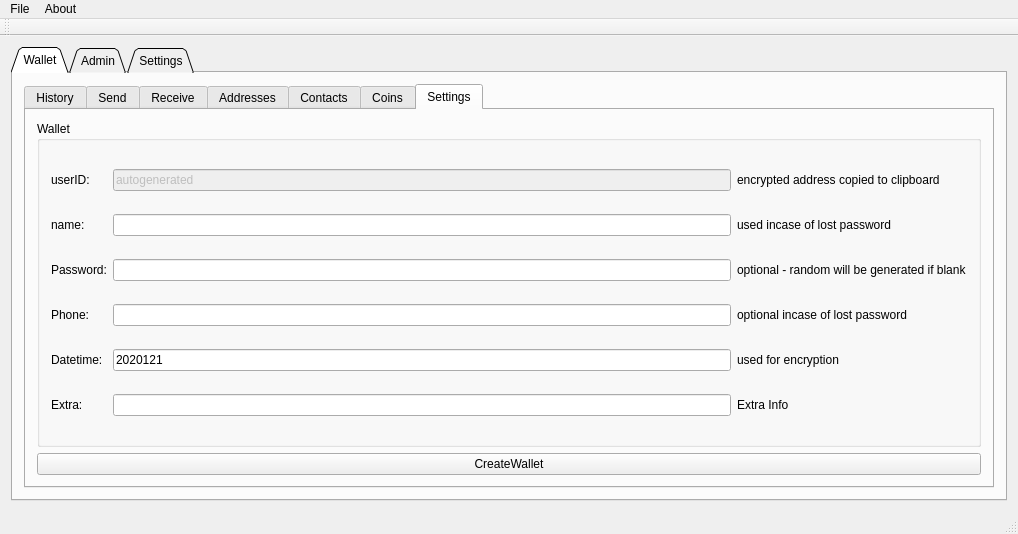
Old version of the form qtCoin/mainwindow.ui in the repository netpipe/EcoCoin.
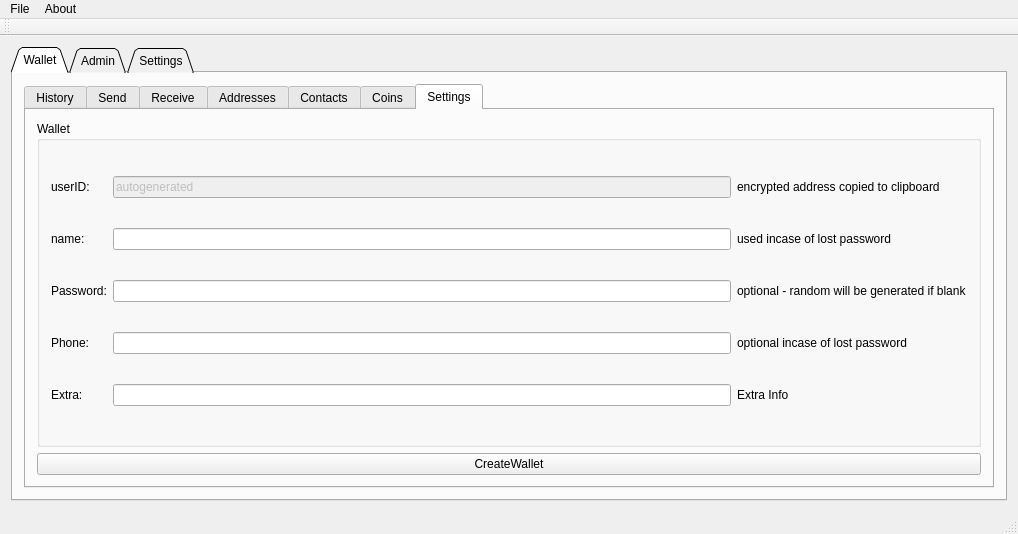
New version of the form. The open tabs and pages were chosen to show the change.

```diff
--- a/qtCoin/mainwindow.ui
+++ b/qtCoin/mainwindow.ui
@@ -664,7 +664,7 @@
                  </property>
                 </widget>
                </item>
-               <item row="5" column="0">
+               <item row="4" column="0">
                 <widget class="QLabel" name="label_40">
                  <property name="text">
                   <string>Extra:</string>
@@ -706,27 +706,13 @@
                  </property>
                 </widget>
                </item>
-               <item row="5" column="2">
+               <item row="4" column="2">
                 <widget class="QLabel" name="label_43">
                  <property name="text">
                   <string>Extra Info</string>
                  </property>
                 </widget>
                </item>
-               <item row="4" column="2">
-                <widget class="QLabel" name="label_45">
-                 <property name="text">
-                  <string>used for encryption</string>
-                 </property>
-                </widget>
-               </item>
-               <item row="4" column="1">
-                <widget class="QLineEdit" name="createuserdatetime_2">
-                 <property name="text">
-                  <string>2020121</string>
-                 </property>
-                </widget>
-               </item>
                <item row="1" column="0">
                 <widget class="QLabel" name="label_395">
                  <property name="text">
@@ -737,20 +723,13 @@
                  </property>
                 </widget>
                </item>
-               <item row="5" column="1">
+               <item row="4" column="1">
                 <widget class="QLineEdit" name="createextra_2">
                  <property name="text">
                   <string/>
                  </property>
                 </widget>
                </item>
-               <item row="4" column="0">
-                <widget class="QLabel" name="label_6">
-                 <property name="text">
-                  <string>Datetime:</string>
-                 </property>
-                </widget>
-               </item>
                <item row="0" column="1">
                 <widget class="QLineEdit" name="lineEditName_2">
                  <property name="enabled">
```
Left out of the diff: 6 changed lines with no effect on the pictures.
